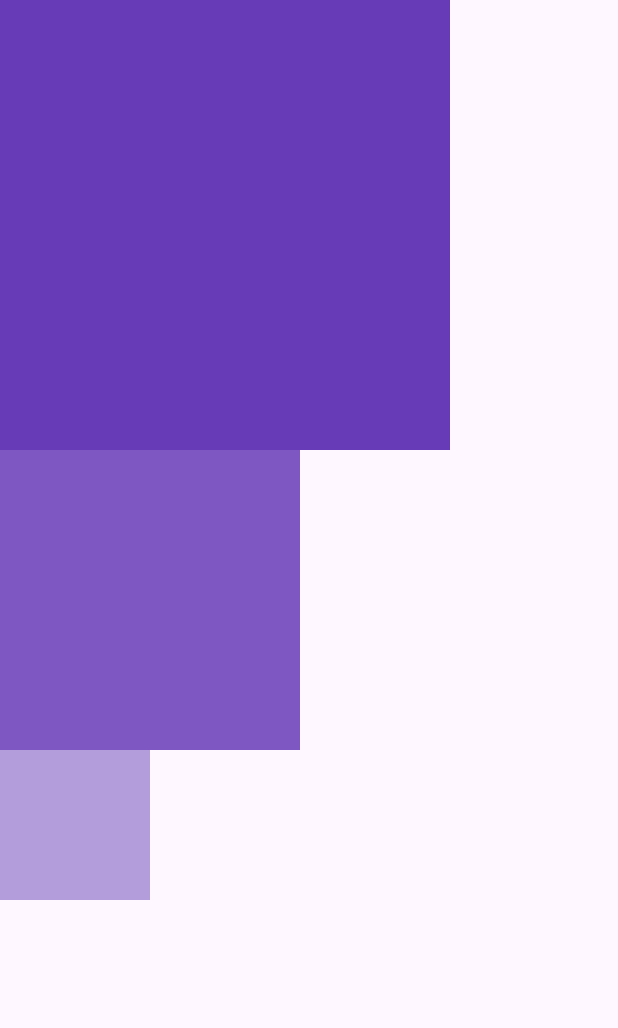
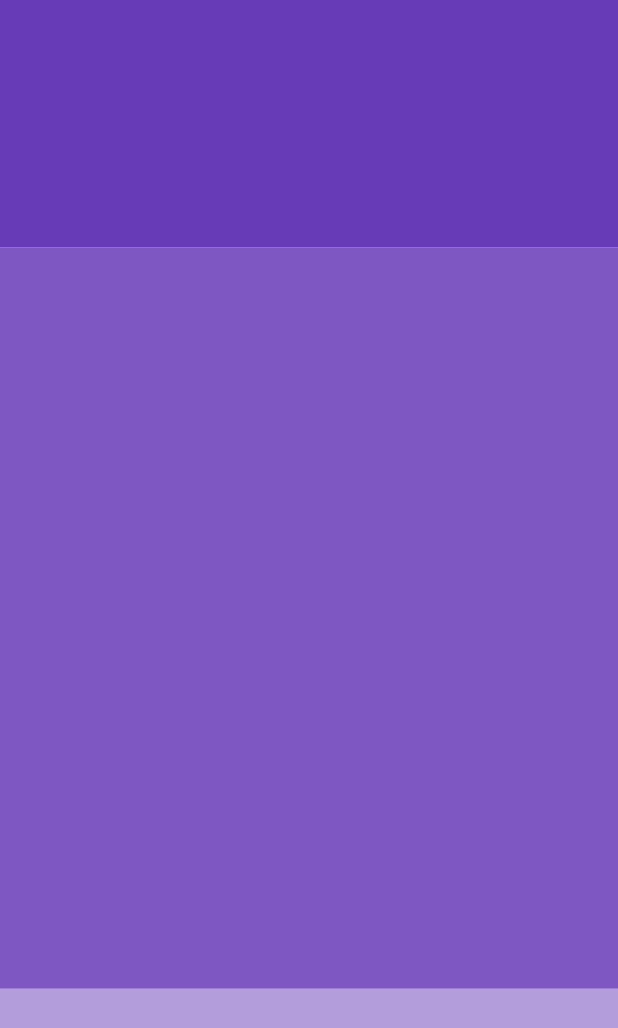
Before and after one commit to yficklis/beginner_flutter_projects, a Flutter app: the screen it shows after launch, on a phone screen of 412 x 824 dp. Shown: the top 1028 px of the screen. Run offline on Flutter 3.47's test engine with Material 3 defaults, Android fonts, the phone set to English and light mode, and no system bars.

Commit message:
EXPANDED WIDGET

```diff
--- a/lib/main.dart
+++ b/lib/main.dart
@@ -15,26 +15,26 @@ class MyApp extends StatelessWidget {
       debugShowCheckedModeBanner: false,
       home: Scaffold(
         body: Column(
-          // set the alignment of the items by axis X (LEFT and RIGHT)
-          crossAxisAlignment: CrossAxisAlignment.start,
+          // EXPANDED: fills the widget with the remaining space
           children: [
             // 1st Box
-            Container(
-              height: 300,
-              width: 300,
-              color: Colors.deepPurple,
+            Expanded(
+              child: Container(
+                color: Colors.deepPurple,
+              ),
             ),
             // 2nd box
-            Container(
-              height: 200,
-              width: 200,
-              color: Colors.deepPurple[400],
+            Expanded(
+              flex: 3,
+              child: Container(
+                color: Colors.deepPurple[400],
+              ),
             ),
             // 3rd box
-            Container(
-              height: 100,
-              width: 100,
-              color: Colors.deepPurple[200],
+            Expanded(
+              child: Container(
+                color: Colors.deepPurple[200],
+              ),
             ),
           ],
         ),
```
